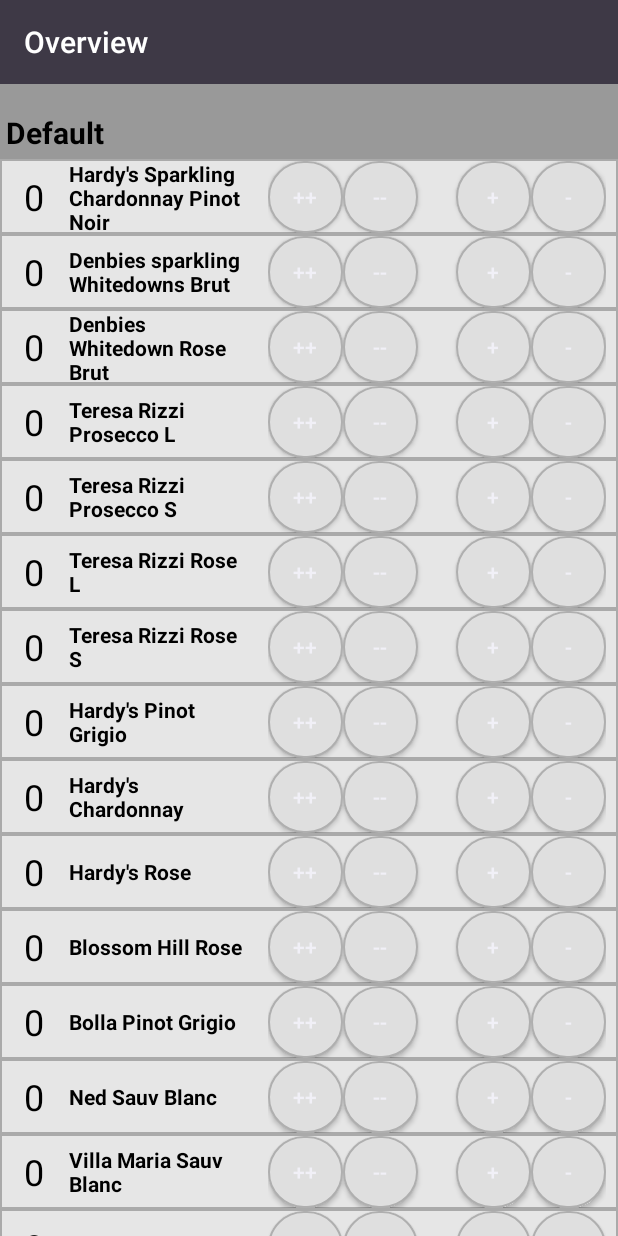
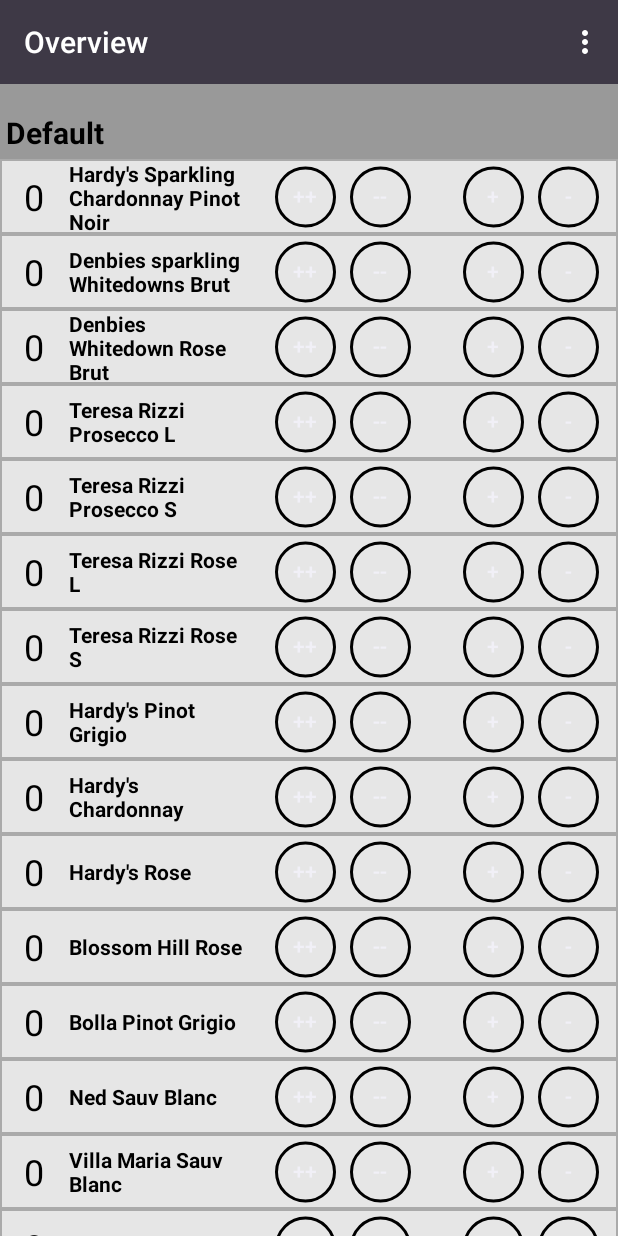
Before and after one commit to jamesscully/spoons-bottle-up, an Android app: the screen it shows after launch (MainActivity), on a phone screen of 412 x 824 dp. Run offline under Robolectric (Android 15) with nearby library versions, the phone set to English and light mode, and no system bars; our stand-ins replace ButterKnife.

Commit message:
Commit before rework

```diff
--- a/app/src/main/java/com/scullyapps/spoonsbottleup/MainActivity.java
+++ b/app/src/main/java/com/scullyapps/spoonsbottleup/MainActivity.java
@@ -8,6 +8,7 @@
 import android.widget.ScrollView;
 
 import androidx.appcompat.app.AppCompatActivity;
+import androidx.appcompat.widget.Toolbar;
 
 import com.scullyapps.spoonsbottleup.data.BottleDatabase;
 import com.scullyapps.spoonsbottleup.widgets.Fridge;
@@ -22,11 +23,8 @@
 
 public class MainActivity extends AppCompatActivity {
 
-    @BindView(R.id.overviewScroll)
-    ScrollView main;
-
     @BindView(R.id.fridgeContainer)
-    LinearLayout main2;
+    LinearLayout scrollView;
 
     BottleDatabase db;
     int bottleCount;
@@ -41,8 +39,8 @@
     protected void onCreate(Bundle savedInstanceState) {
         super.onCreate(savedInstanceState);
         setContentView(R.layout.activity_main);
-        //Toolbar toolbar = (Toolbar) findViewById(R.id.toolbar);
-        //setSupportActionBar(toolbar);
+        Toolbar toolbar = (Toolbar) findViewById(R.id.toolbar2);
+        setSupportActionBar(toolbar);
 
         ButterKnife.bind(this);
 
@@ -65,7 +63,7 @@
         setupPlaque();
         setupButtons();
 
-        main2.addView(def);
+        scrollView.addView(def);
 
 
     }
--- a/app/src/main/java/com/scullyapps/spoonsbottleup/interfaces/FridgeInterface.java
+++ b/app/src/main/java/com/scullyapps/spoonsbottleup/interfaces/FridgeInterface.java
@@ -10,6 +10,9 @@
     void addBottle(Bottle bottle);
     void addBottles(List<Bottle> bottles);
 
+    void hideUnusedBottles();
+    void unhideUnusedBottles();
+
     boolean removeBottleByName(String name);
 
 
--- a/app/src/main/java/com/scullyapps/spoonsbottleup/widgets/Fridge.java
+++ b/app/src/main/java/com/scullyapps/spoonsbottleup/widgets/Fridge.java
@@ -4,6 +4,7 @@
 import android.util.AttributeSet;
 import android.util.Log;
 import android.view.LayoutInflater;
+import android.view.View;
 import android.widget.LinearLayout;
 import android.widget.TextView;
 
@@ -22,7 +23,7 @@
     String name;
     Context context;
 
-    ArrayList<Bottle> bottles;
+    ArrayList<Plaque> bottles;
 
     @BindView(R.id.fridgeBtlContainer)
     LinearLayout bottleContainer;
@@ -68,8 +69,10 @@
             return;
         }
 
-        bottleContainer.addView(new Plaque(context, bottle));
-        bottles.add(bottle);
+        Plaque toAdd = new Plaque(context, bottle);
+
+        bottleContainer.addView(toAdd);
+        bottles.add(toAdd);
     }
 
     @Override
@@ -83,11 +86,27 @@
     }
 
     @Override
+    public void hideUnusedBottles() {
+        for(Plaque p : bottles) {
+            if(p.btlCount == 0) {
+                p.setVisibility(View.GONE);
+            }
+        }
+    }
+
+    @Override
+    public void unhideUnusedBottles() {
+        for(Plaque p : bottles) {
+            p.setVisibility(View.VISIBLE);
+        }
+    }
+
+    @Override
     public boolean removeBottleByName(String name) {
 
         int index = 0;
-        for(Bottle b : bottles) {
-            if(b.name.equals(name)) {
+        for(Plaque p : bottles) {
+            if(p.bottle.name.equals(name)) {
                 bottles.remove(index);
                 bottleContainer.removeViewAt(index);
                 return true;
--- /dev/null
+++ b/app/src/main/res/drawable/actual_circle_button.xml
@@ -0,0 +1,9 @@
+<?xml version="1.0" encoding="utf-8"?>
+<layer-list xmlns:android="http://schemas.android.com/apk/res/android">
+    <item android:top="@dimen/plaqueButtonPad"
+          android:right="@dimen/plaqueButtonPad"
+          android:bottom="@dimen/plaqueButtonPad"
+          android:left="@dimen/plaqueButtonPad"
+          android:drawable="@drawable/button_circle"/>
+
+</layer-list>
--- /dev/null
+++ b/app/src/main/res/drawable/button_circle.xml
@@ -0,0 +1,13 @@
+<?xml version="1.0" encoding="UTF-8"?>
+<shape xmlns:android="http://schemas.android.com/apk/res/android"
+    android:innerRadius="0dp"
+    android:shape="ring"
+    android:thicknessRatio="2"
+    android:useLevel="false">
+
+    <solid android:color="@android:color/transparent" />
+
+    <stroke
+        android:width="2dp"
+        android:color="#000000" />
+</shape>
--- a/app/src/main/res/drawable/button_test.xml
+++ b/app/src/main/res/drawable/button_test.xml
@@ -11,10 +11,10 @@
         android:radius="100dp" />
 
     <padding
-        android:left="1dp"
-        android:right="1dp"
-        android:top="1dp"
-        android:bottom="1dp"/>
+        android:left="@dimen/plaqueButtonPad"
+        android:right="@dimen/plaqueButtonPad"
+        android:top="@dimen/plaqueButtonPad"
+        android:bottom="@dimen/plaqueButtonPad"/>
 
     <solid android:color="#dfdfdf"/>
 
--- a/app/src/main/res/layout/plaque_layout.xml
+++ b/app/src/main/res/layout/plaque_layout.xml
@@ -59,7 +59,9 @@
             android:layout_width="50dp"
             android:layout_height="wrap_content"
             android:layout_weight="1"
-            android:background="@drawable/button_test"
+            android:background="@drawable/actual_circle_button"
+            android:drawablePadding="5dp"
+            android:includeFontPadding="false"
             android:text="++" />
 
         <Button
@@ -67,7 +69,8 @@
             android:layout_width="50dp"
             android:layout_height="wrap_content"
             android:layout_weight="1"
-            android:background="@drawable/button_test"
+            android:background="@drawable/actual_circle_button"
+            android:includeFontPadding="false"
             android:text="--" />
 
         <Space
@@ -80,7 +83,8 @@
             android:layout_width="50dp"
             android:layout_height="wrap_content"
             android:layout_weight="1"
-            android:background="@drawable/button_test"
+            android:background="@drawable/actual_circle_button"
+            android:includeFontPadding="false"
             android:text="+" />
 
         <Button
@@ -88,7 +92,8 @@
             android:layout_width="50dp"
             android:layout_height="wrap_content"
             android:layout_weight="1"
-            android:background="@drawable/button_test"
+            android:background="@drawable/actual_circle_button"
+            android:includeFontPadding="false"
             android:text="-" />
     </LinearLayout>
 
--- a/app/src/main/res/values/dimens.xml
+++ b/app/src/main/res/values/dimens.xml
@@ -1,4 +1,6 @@
 <resources>
     <dimen name="fab_margin">16dp</dimen>
     <dimen name="plaqueHeight">50dp</dimen>
+
+    <dimen name="plaqueButtonPad">5dp</dimen>
 </resources>
```
